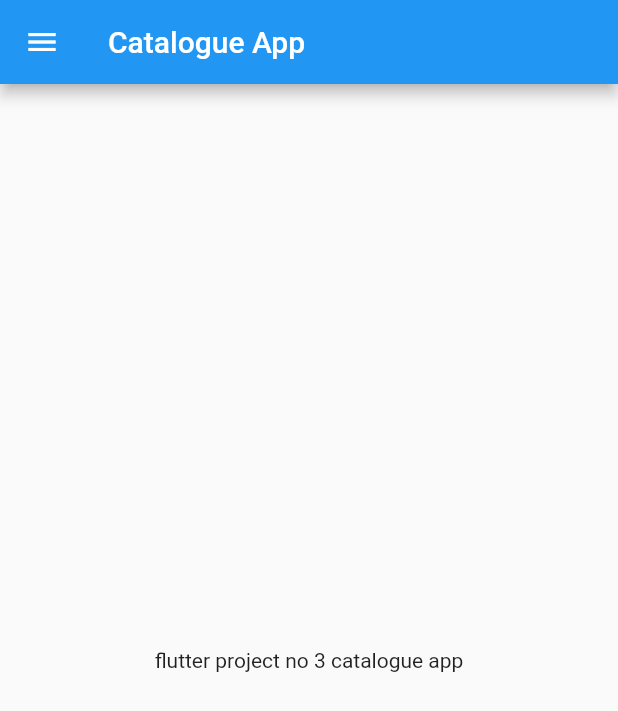
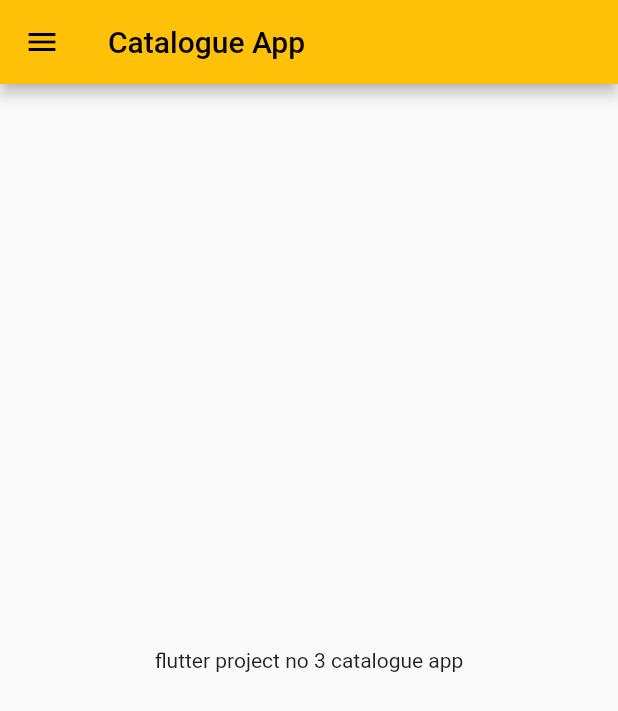
Before and after one commit to prikshit4829/catalogue_app_flutter, a Flutter app: the screen it shows after launch, on a phone screen of 412 x 824 dp. Shown: the top 711 px of the screen. Run offline on Flutter 3.47's test engine with Material 2 defaults, Android fonts, the phone set to English and light mode, and no system bars.

Commit message:
day 3 completed

```diff
--- a/lib/main.dart
+++ b/lib/main.dart
@@ -1,5 +1,6 @@
 import 'package:flutter/material.dart';
-import 'package:catalogue_app/home_page.dart';
+import 'package:catalogue_app/pages/home_page.dart';
+import 'package:catalogue_app/pages/login_page.dart';
 
 void main() {
   runApp(MyApp());
@@ -11,7 +12,17 @@
   @override
   Widget build(BuildContext context) {
     return MaterialApp(
-      home: HomePage(),
+      themeMode: ThemeMode.light,
+      theme: ThemeData(
+          primarySwatch: Colors.amber), //works on when ThemeMode.light
+      darkTheme:
+          ThemeData(brightness: Brightness.dark), //works on when ThemeMode.dark
+      initialRoute: "/home", //for testing purpose
+      routes: {
+        "/": (context) => LoginPage(),
+        "/home": (context) => HomePage(),
+        "/login": (context) => LoginPage(),
+      },
     );
   }
 }
```
Also changed, not shown: lib/pages/login_page.dart (added, +22 -0 lines), lib/pages/home_page.dart (renamed from lib/home_page.dart).
